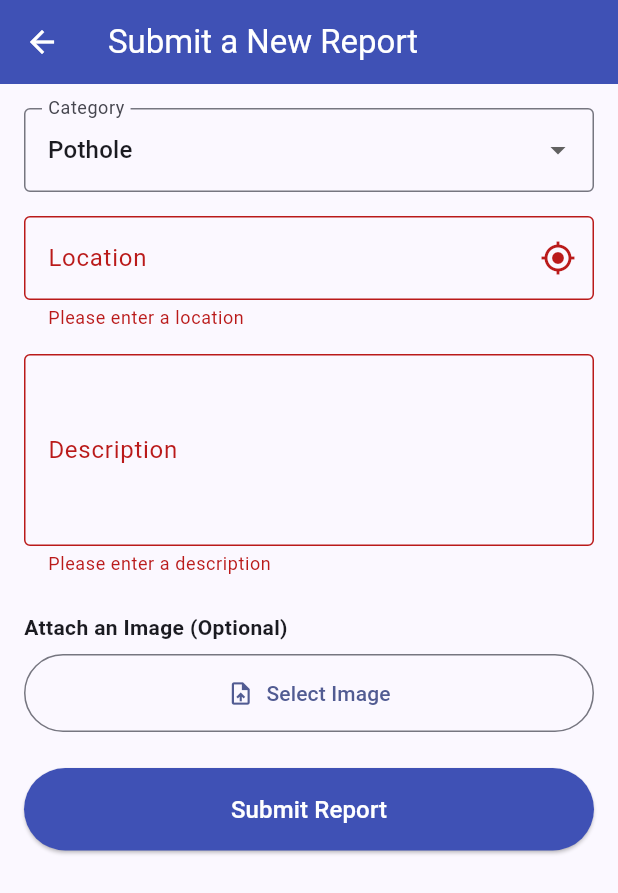
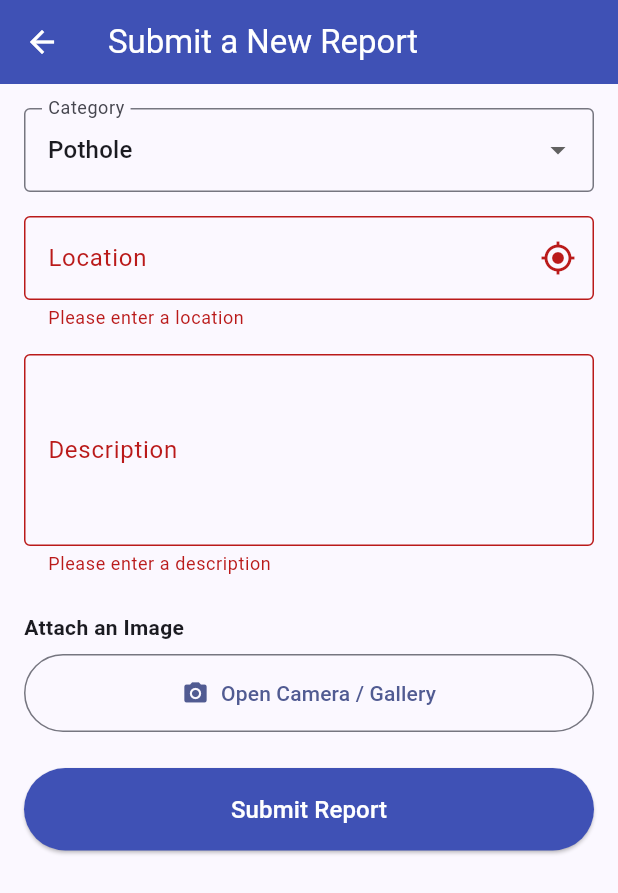
Before and after one commit to 1KRISH1/civic_report_app, a Flutter app: the ReportSubmissionScreen screen opened directly, after a tap on "Submit Report", on a phone screen of 412 x 824 dp. Shown: the top 893 px of the screen. Run offline on Flutter 3.47's test engine with Material 3 defaults, Android fonts, the phone set to English and light mode, and no system bars; our stand-ins replace cloud_firestore, firebase_auth, firebase_core, firebase_storage, geocoding, geolocator and 1 more; accounts and stored records are empty.

Commit message:
Geotag Stamping added

```diff
--- a/lib/screens/report_submission_screen.dart
+++ b/lib/screens/report_submission_screen.dart
@@ -2,7 +2,8 @@
 import 'dart:io';
 import 'package:civic_report_app/models/report.dart';
 import 'package:civic_report_app/services/firestore_service.dart';
-import 'package:civic_report_app/services/location_service.dart'; // 1. Import the new service
+import 'package:civic_report_app/services/image_service.dart';
+import 'package:civic_report_app/services/location_service.dart';
 import 'package:flutter/material.dart';
 import 'package:image_picker/image_picker.dart';
 
@@ -22,17 +23,17 @@ class _ReportSubmissionScreenState extends State<ReportSubmissionScreen> {
   final _descriptionController = TextEditingController();
   String _selectedCategory = 'Pothole';
 
-  // Image and submission state
+  // State variables
   XFile? _imageFile;
   bool _isSubmitting = false;
   late bool _isEditMode;
+  bool _isLocating = false;
+  bool _isProcessingImage = false; // For image stamping
 
+  // Services
   final FirestoreService _firestoreService = FirestoreService();
-  final ImagePicker _picker = ImagePicker();
-
-  // 2. Add state variables for location
   final LocationService _locationService = LocationService();
-  bool _isLocating = false;
+  final ImageService _imageService = ImageService();
 
   @override
   void initState() {
@@ -47,15 +48,55 @@ class _ReportSubmissionScreenState extends State<ReportSubmissionScreen> {
     }
   }
 
-  // Method to handle picking an image from the gallery
-  Future<void> _pickImage() async {
-    final pickedFile = await _picker.pickImage(source: ImageSource.gallery);
-    setState(() {
-      _imageFile = pickedFile;
-    });
+  /// Shows a modal sheet to choose between Camera and Gallery.
+  void _showImageSourceActionSheet() {
+    showModalBottomSheet(
+      context: context,
+      builder: (context) => SafeArea(
+        child: Wrap(
+          children: [
+            ListTile(
+              leading: const Icon(Icons.photo_camera),
+              title: const Text('Take Photo with Camera'),
+              onTap: () {
+                Navigator.of(context).pop();
+                _captureAndGeotag(ImageSource.camera);
+              },
+            ),
+            ListTile(
+              leading: const Icon(Icons.photo_library),
+              title: const Text('Choose from Gallery'),
+              onTap: () {
+                Navigator.of(context).pop();
+                _captureAndGeotag(ImageSource.gallery);
+              },
+            ),
+          ],
+        ),
+      ),
+    );
   }
 
-  // 3. Add the method to get the user's current location
+  /// Calls the ImageService to capture, geotag, and return a processed image.
+  Future<void> _captureAndGeotag(ImageSource source) async {
+    setState(() => _isProcessingImage = true);
+    try {
+      final processedImage = await _imageService.captureAndGeotagImage(source: source);
+      if (processedImage != null) {
+        setState(() => _imageFile = processedImage);
+      }
+    } catch (e) {
+      if (mounted) {
+        ScaffoldMessenger.of(context).showSnackBar(
+          SnackBar(content: Text('Failed to process image: $e'), backgroundColor: Colors.red),
+        );
+      }
+    } finally {
+      if (mounted) setState(() => _isProcessingImage = false);
+    }
+  }
+
+  /// Gets the user's current location and fills the text field.
   Future<void> _getCurrentLocation() async {
     setState(() => _isLocating = true);
     try {
@@ -77,31 +118,28 @@ class _ReportSubmissionScreenState extends State<ReportSubmissionScreen> {
     }
   }
 
-  // Handles both creating a new report and updating an existing one
+  /// Handles both creating a new report and updating an existing one.
   Future<void> _submitOrUpdateReport() async {
     if (_formKey.currentState?.validate() ?? false) {
       setState(() => _isSubmitting = true);
 
       try {
         if (_isEditMode) {
-          // If editing, call the update service method
           await _firestoreService.updateReport(
             reportId: widget.report!.id,
             category: _selectedCategory,
             description: _descriptionController.text,
             location: _locationController.text,
           );
-          // Go back to the previous screen after updating
           if (mounted) Navigator.of(context).pop();
         } else {
-          // If creating, call the submit service method
           await _firestoreService.submitReport(
             category: _selectedCategory,
             description: _descriptionController.text,
             location: _locationController.text,
             imageFile: _imageFile,
           );
-          _resetForm(); // Reset the form only on new submissions
+          _resetForm();
         }
 
         if (mounted) {
@@ -163,7 +201,7 @@ class _ReportSubmissionScreenState extends State<ReportSubmissionScreen> {
             children: [
               // --- Category Dropdown ---
               DropdownButtonFormField<String>(
-                initialValue: _selectedCategory, // Use initialValue instead of value
+                initialValue: _selectedCategory,
                 decoration: const InputDecoration(
                   labelText: 'Category',
                   border: OutlineInputBorder(),
@@ -182,14 +220,13 @@ class _ReportSubmissionScreenState extends State<ReportSubmissionScreen> {
               ),
               const SizedBox(height: 16),
 
-              // --- 4. UPDATE THE LOCATION INPUT WIDGET ---
+              // --- Location Input ---
               TextFormField(
                 controller: _locationController,
                 decoration: InputDecoration(
                   labelText: 'Location',
                   hintText: 'Enter address or use GPS',
                   border: const OutlineInputBorder(),
-                  // Add the button inside the text field
                   suffixIcon: IconButton(
                     icon: _isLocating
                         ? const SizedBox(
@@ -220,31 +257,38 @@ class _ReportSubmissionScreenState extends State<ReportSubmissionScreen> {
                     : null,
               ),
 
-              // --- Image Picker (only shown when creating a new report) ---
+              // --- Image Picker ---
               if (!_isEditMode) ...[
                 const SizedBox(height: 24),
-                const Text('Attach an Image (Optional)',
+                const Text('Attach an Image',
                     style: TextStyle(fontWeight: FontWeight.bold)),
                 const SizedBox(height: 8),
-                _imageFile == null
-                    ? OutlinedButton.icon(
-                        onPressed: _pickImage,
-                        icon: const Icon(Icons.upload_file),
-                        label: const Text('Select Image'),
+                if (_isProcessingImage)
+                  const Center(child: Padding(
+                    padding: EdgeInsets.all(16.0),
+                    child: Column(
+                      children: [
+                        CircularProgressIndicator(),
+                        SizedBox(height: 8),
+                        Text('Processing Image...'),
+                      ],
+                    ),
+                  )),
+                if (!_isProcessingImage && _imageFile == null)
+                  OutlinedButton.icon(
+                    onPressed: _showImageSourceActionSheet,
+                    icon: const Icon(Icons.camera_alt),
+                    label: const Text('Open Camera / Gallery'),
                     style: OutlinedButton.styleFrom(
                       padding: const EdgeInsets.symmetric(vertical: 16),
                     ),
-                      )
-                    : Column(
+                  ),
+                if (!_isProcessingImage && _imageFile != null)
+                  Column(
                     children: [
                       ClipRRect(
                         borderRadius: BorderRadius.circular(8),
-                            child: Image.file(
-                              File(_imageFile!.path),
-                              height: 200,
-                              width: double.infinity,
-                              fit: BoxFit.cover,
-                            ),
+                        child: Image.file(File(_imageFile!.path)),
                       ),
                       TextButton.icon(
                         onPressed: () => setState(() => _imageFile = null),
@@ -257,7 +301,7 @@ class _ReportSubmissionScreenState extends State<ReportSubmissionScreen> {
               ],
               const SizedBox(height: 24),
 
-              // --- Submission Button and Progress ---
+              // --- Submission Button ---
               if (_isSubmitting)
                 const Center(child: CircularProgressIndicator())
               else
--- a/pubspec.yaml
+++ b/pubspec.yaml
@@ -43,12 +43,14 @@ dependencies:
   provider: ^6.1.2 # For simple state management
   intl: ^0.19.0
   image_picker: ^1.1.2 # For picking images
+  geolocator: ^12.0.0
+  geocoding: ^3.0.0
+  image: ^4.2.0
+  path_provider: ^2.1.3 # Required for saving the geotagged image
 
   # The following adds the Cupertino Icons font to your application.
   # Use with the CupertinoIcons class for iOS style icons.
   cupertino_icons: ^1.0.8
-  geolocator: ^12.0.0
-  geocoding: ^3.0.0
 
 dev_dependencies:
   flutter_test:
```
Also changed, not shown: lib/services/image_service.dart (added, +52 -0 lines), pubspec.lock, 1 other file. Lines whose indentation alone changed are shown as unchanged.
